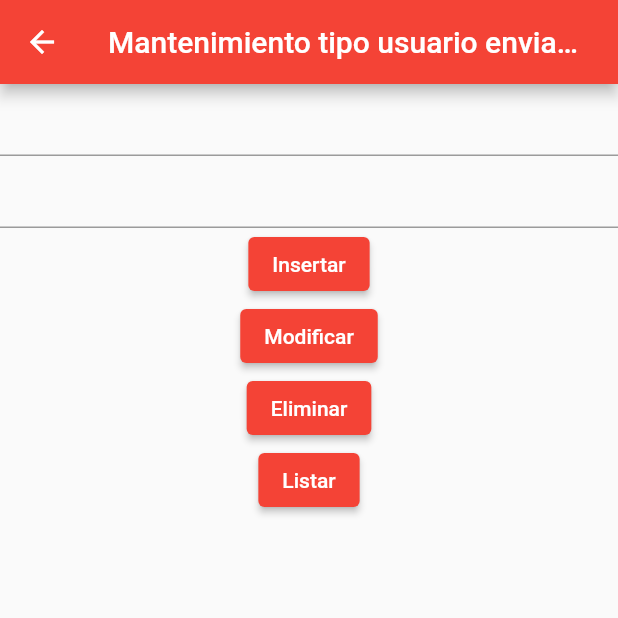
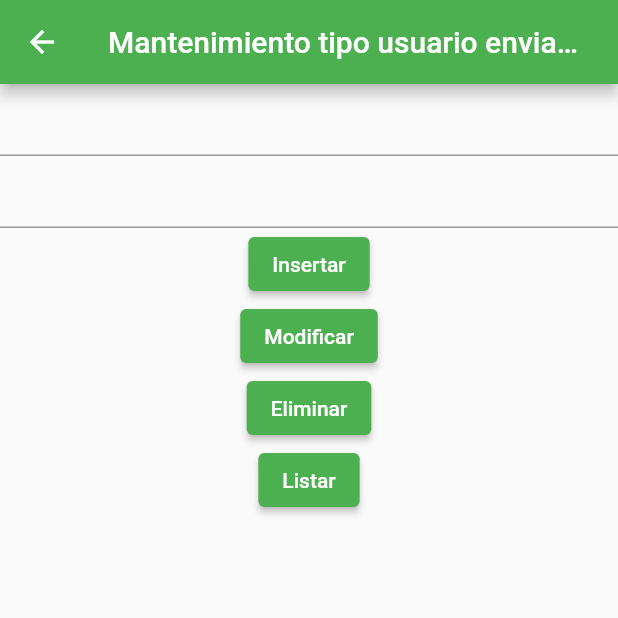
Before and after one commit to end1996/Sesi-n11-UD4, a Flutter app: the screen it shows after launch, after a tap on "Mantenimiento tipo usuario", on a phone screen of 412 x 824 dp, the top half of it. Run offline on Flutter 3.47's test engine with Material 2 defaults, Android fonts, the light colour scheme and no system bars; missing offline and left inert: sql_conn.

Commit message:
Cambio en main y mant tipo usuario

```diff
--- a/lib/application/frm_mant_tipo_usuario.dart
+++ b/lib/application/frm_mant_tipo_usuario.dart
@@ -17,7 +17,7 @@ class _frm_mant_tipo_usuario extends State<frm_mant_tipo_usuario> {
   @override
   Widget build(BuildContext context) {
     return  Scaffold(
-      appBar: AppBar(title: const Text('Mantenimiento tipo usuario enviado a GIT'),),
+      appBar: AppBar(title: const Text('Mantenimiento tipo usuario enviado a GIT 2.0'),),
       body: Column(
         children: [
           TextField(
--- a/lib/main.dart
+++ b/lib/main.dart
@@ -15,7 +15,7 @@ class MyApp extends StatelessWidget {
     return MaterialApp(
       title: 'Flutter Demo',
       theme: ThemeData(
-        primarySwatch: Colors.red,
+        primarySwatch: Colors.green,
       ),
       home: frmPrincipal(),
     );
```
